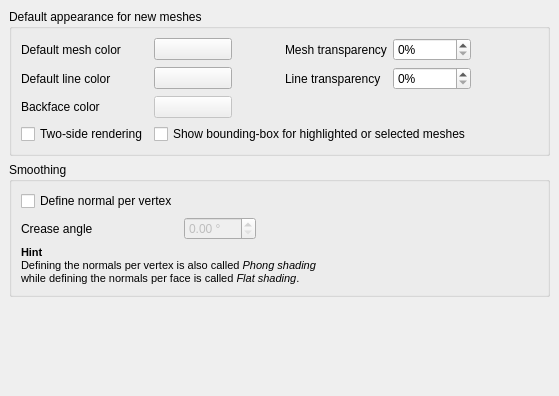
Above: src/Mod/Mesh/Gui/DlgSettingsMeshView.ui from southseact-3d/fcd before the change. Below: the same form after it.
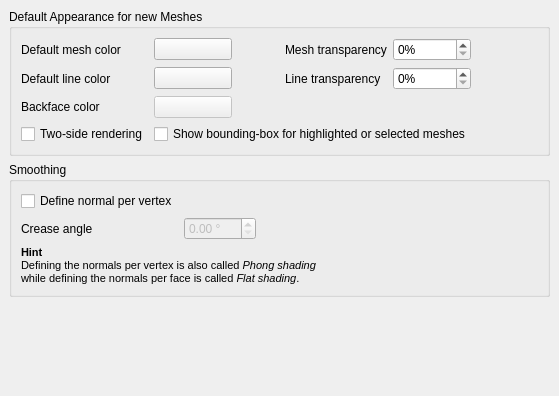
That is the form after the change. Custom widgets are drawn as their Qt base class.

Diff of the .ui file:
```diff
--- a/src/Mod/Mesh/Gui/DlgSettingsMeshView.ui
+++ b/src/Mod/Mesh/Gui/DlgSettingsMeshView.ui
@@ -32,7 +32,7 @@
    <item row="0" column="0">
     <widget class="QGroupBox" name="groupBox">
      <property name="title">
-      <string>Default appearance for new meshes</string>
+      <string>Default Appearance for new Meshes</string>
      </property>
      <layout class="QGridLayout">
       <property name="leftMargin">
```
Left out of the diff: 2 changed lines with no effect on the pictures.
